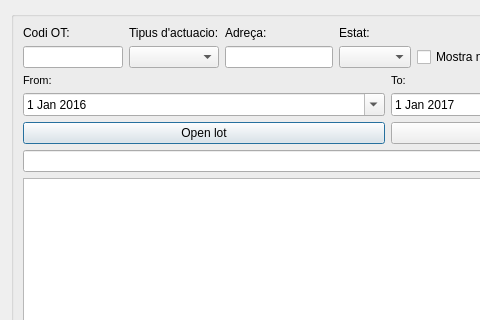
Above: ui/lot_management.ui from Giswater/giswater_qgis_plugin before the change; both pictures show x 0 to 480 and y 0 to 320 of the 775 by 669 pixel window. Below: the same form after it.
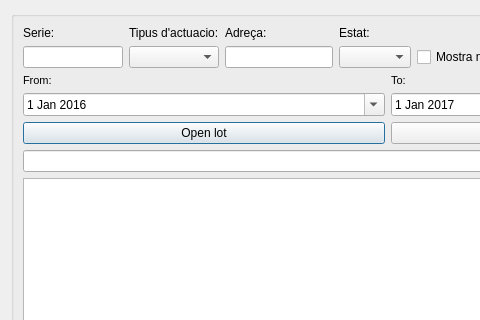
That is the form after the change.

Diff of the .ui file:
```diff
--- a/ui/lot_management.ui
+++ b/ui/lot_management.ui
@@ -55,7 +55,7 @@
         <item row="0" column="0">
          <widget class="QLabel" name="lbl_filter">
           <property name="text">
-           <string>Codi OT:</string>
+           <string>Serie:</string>
           </property>
          </widget>
         </item>
```
